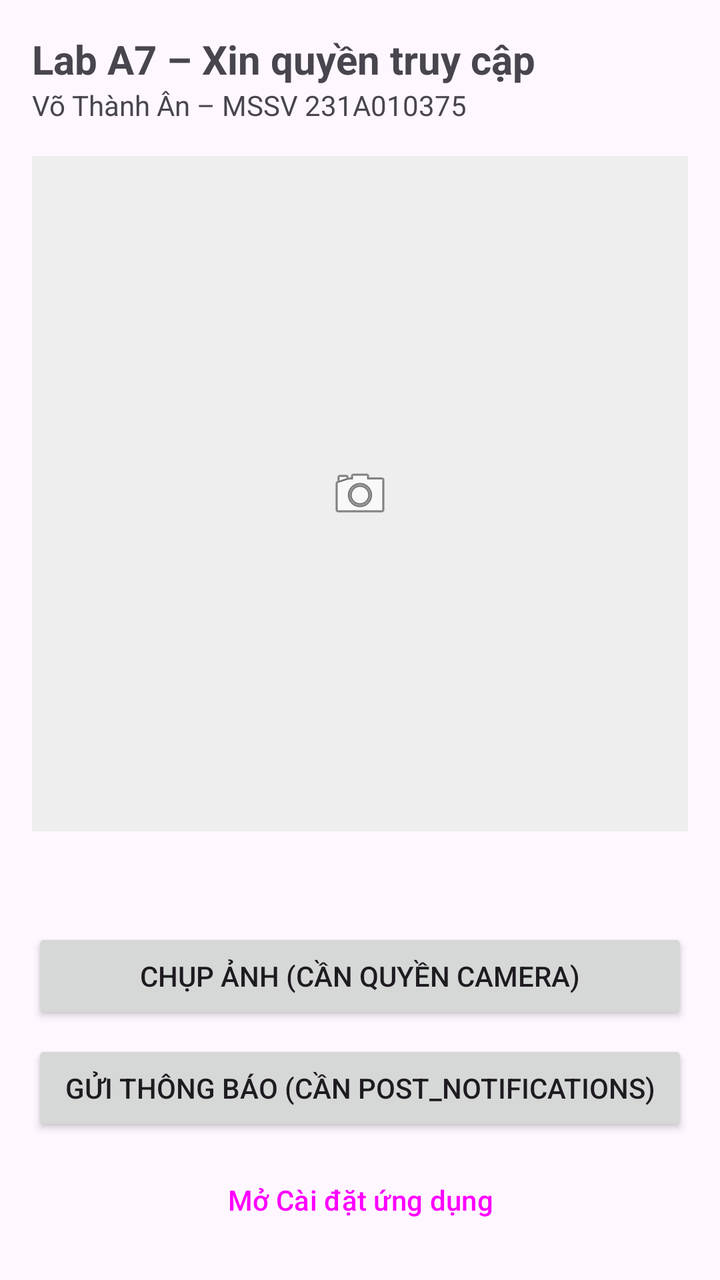
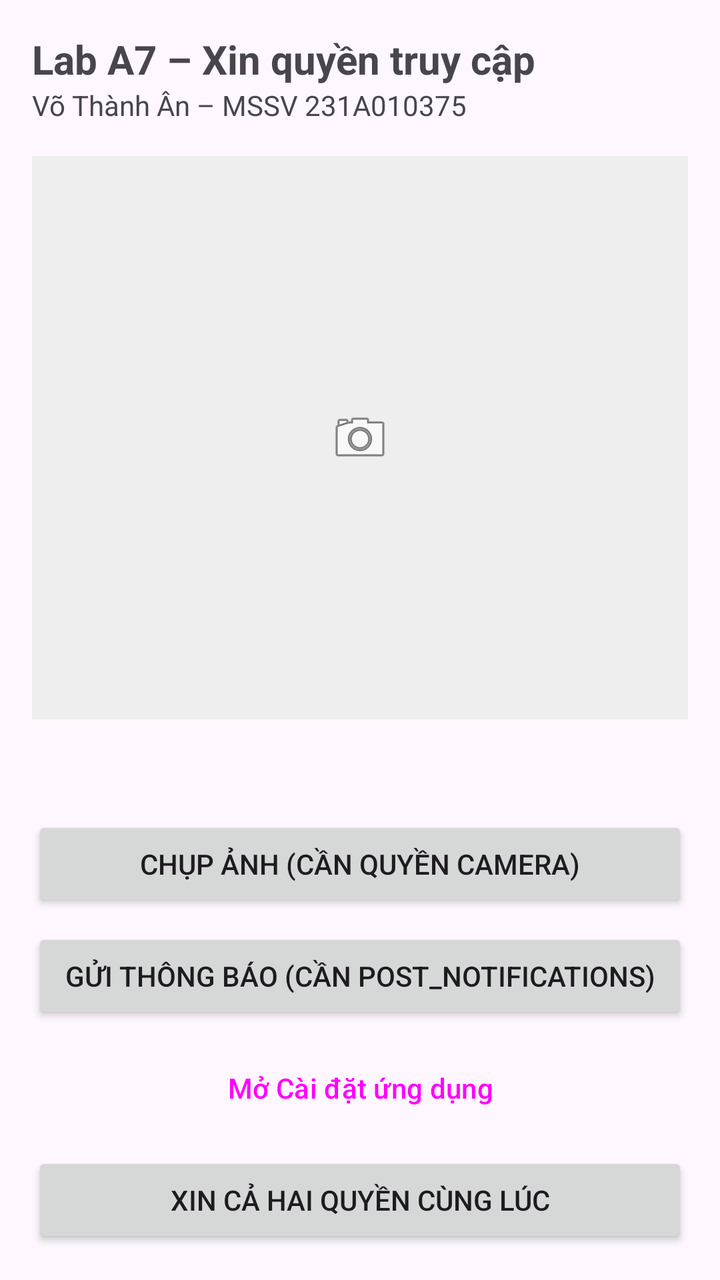

Screens rendered from an Android XML layout before and after an edit, with the pre-edit source and the edit as a unified diff.
<!-- AndroidManifest.xml: application theme Theme.A7_231A010375 -->
<!-- res/layout/activity_main.xml -->
<?xml version="1.0" encoding="utf-8"?>
<LinearLayout xmlns:android="http://schemas.android.com/apk/res/android"
    android:id="@+id/main"
    android:layout_width="match_parent"
    android:layout_height="match_parent"
    android:orientation="vertical"
    android:padding="16dp">

    <TextView
        android:layout_width="wrap_content"
        android:layout_height="wrap_content"
        android:text="@string/title"
        android:textSize="20sp"
        android:textStyle="bold" />

    <TextView
        android:layout_width="wrap_content"
        android:layout_height="wrap_content"
        android:text="@string/student" />

    
    <ImageView
        android:id="@+id/imgAnh"
        android:layout_width="match_parent"
        android:layout_height="0dp"
        android:layout_marginTop="16dp"
        android:layout_weight="1"
        android:background="#EEEEEE"
        android:contentDescription="@string/desc_anh"
        android:scaleType="centerInside"
        android:src="@android:drawable/ic_menu_camera" />

    <TextView
        android:id="@+id/tvTrangThai"
        android:layout_width="match_parent"
        android:layout_height="wrap_content"
        android:layout_marginTop="12dp"
        android:lineSpacingExtra="4dp"
        android:textSize="15sp" />

    <Button
        android:id="@+id/btnChupAnh"
        android:layout_width="match_parent"
        android:layout_height="wrap_content"
        android:layout_marginTop="16dp"
        android:text="@string/btn_chup" />

    <Button
        android:id="@+id/btnThongBao"
        android:layout_width="match_parent"
        android:layout_height="wrap_content"
        android:layout_marginTop="8dp"
        android:text="@string/btn_thong_bao" />

    <Button
        android:id="@+id/btnCaiDat"
        style="?attr/materialButtonOutlinedStyle"
        android:layout_width="match_parent"
        android:layout_height="wrap_content"
        android:layout_marginTop="8dp"
        android:text="@string/open_settings" />
</LinearLayout>
<!-- resources referenced by this layout -->
<resources>
  <string name="btn_chup">Chụp ảnh (cần quyền CAMERA)</string>
  <string name="btn_thong_bao">Gửi thông báo (cần POST_NOTIFICATIONS)</string>
  <string name="desc_anh">Ảnh vừa chụp từ camera</string>
  <string name="open_settings">Mở Cài đặt ứng dụng</string>
  <string name="student">Võ Thành Ân – MSSV 231A010375</string>
  <string name="title">Lab A7 – Xin quyền truy cập</string>
  <style name="Theme.A7_231A010375" parent="Base.Theme.A7_231A010375" />
  <style name="Base.Theme.A7_231A010375" parent="Theme.Material3.DayNight.NoActionBar">
          
          
      </style>
</resources>

<!-- the commit's change to res/layout/activity_main.xml (unified diff, before → after) -->
@@ -59,4 +59,11 @@
         android:layout_height="wrap_content"
         android:layout_marginTop="8dp"
         android:text="@string/open_settings" />
+
+    <Button
+        android:id="@+id/btnXinCaHai"
+        android:layout_width="match_parent"
+        android:layout_height="wrap_content"
+        android:layout_marginTop="8dp"
+        android:text="@string/btn_xin_ca_hai" />
 </LinearLayout>
<!-- resource entries referenced after the edit -->
@@ -2,6 +2,7 @@
 <resources>
   <string name="btn_chup">Chụp ảnh (cần quyền CAMERA)</string>
   <string name="btn_thong_bao">Gửi thông báo (cần POST_NOTIFICATIONS)</string>
+  <string name="btn_xin_ca_hai">Xin cả hai quyền cùng lúc</string>
   <string name="desc_anh">Ảnh vừa chụp từ camera</string>
   <string name="open_settings">Mở Cài đặt ứng dụng</string>
   <string name="student">Võ Thành Ân – MSSV 231A010375</string>
